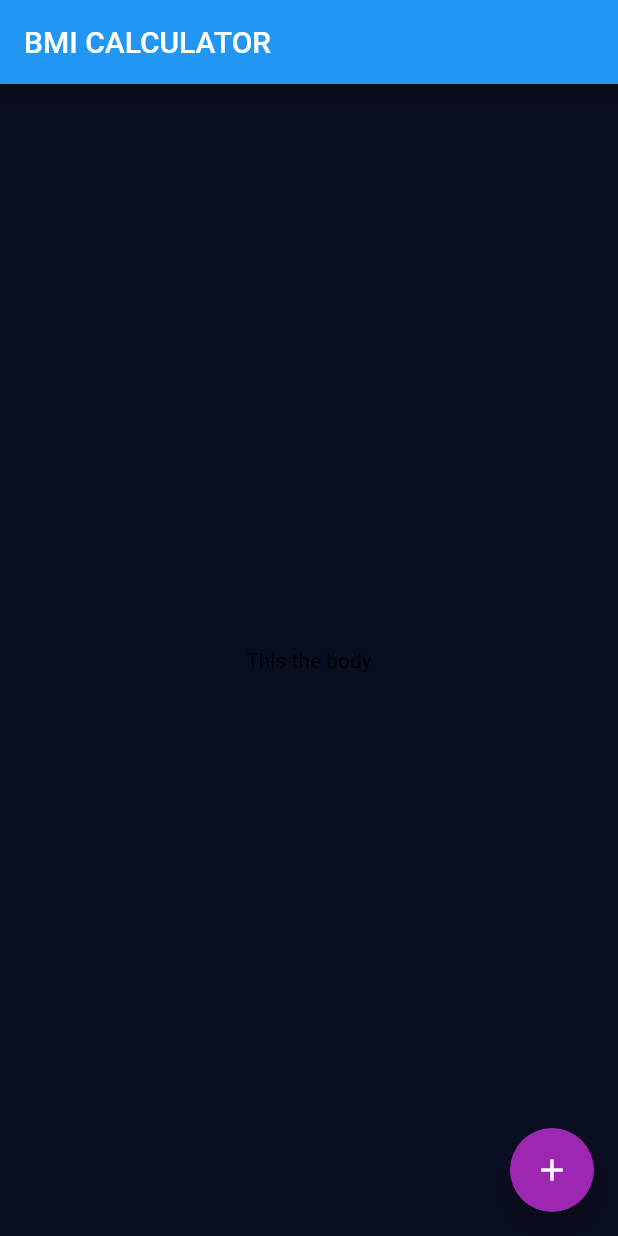
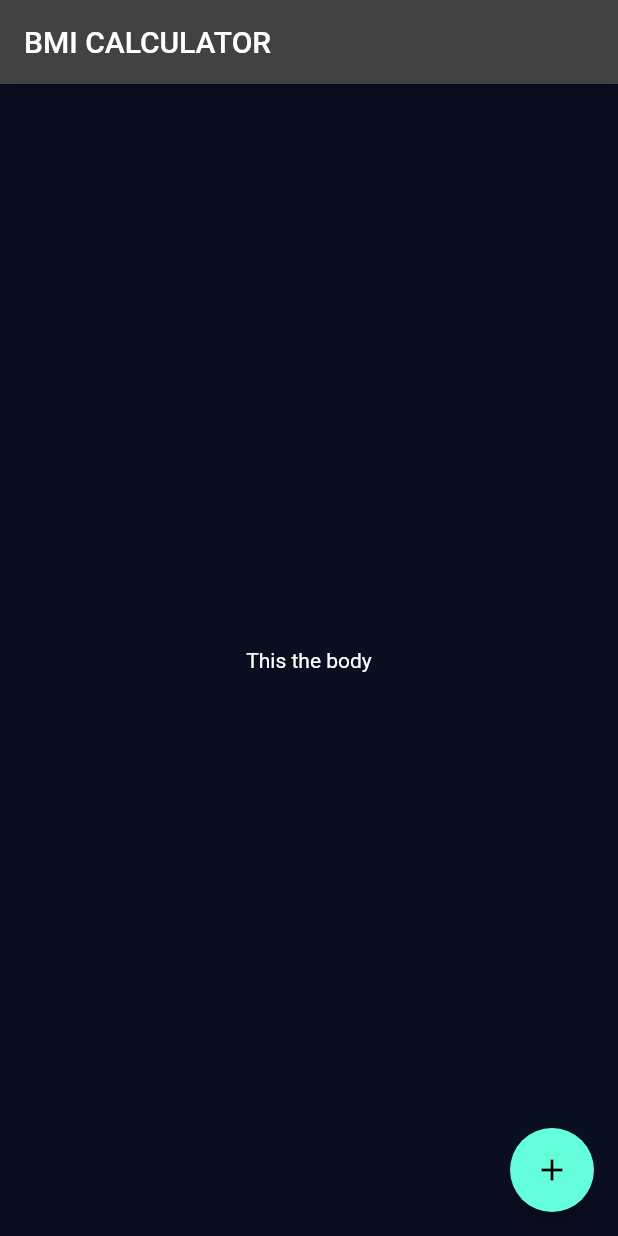
Before and after one commit to OresteGabo/bmi_calculator, a Flutter app: the screen it shows after launch, on a phone screen of 412 x 824 dp. Run offline on Flutter 3.47's test engine with Material 2 defaults, Android fonts, the phone set to English and light mode, and no system bars.

Commit message:
updated theme

```diff
--- a/lib/main.dart
+++ b/lib/main.dart
@@ -10,11 +10,10 @@ class BMICalculator extends StatelessWidget {
   @override
   Widget build(BuildContext context) {
     return MaterialApp(
-      theme: ThemeData(
-        //primaryColor: Color(0xFF0A0E21),
+      theme: ThemeData.dark().copyWith(
+        primaryColor: Color(0xFF0A0E21),
         scaffoldBackgroundColor: Color(0xFF0A0E21),
-        colorScheme:
-            ColorScheme.fromSwatch().copyWith(secondary: Colors.purple),
+        //accentColor: Colors.purple,
       ),
       home: InputPage(),
     );
```
